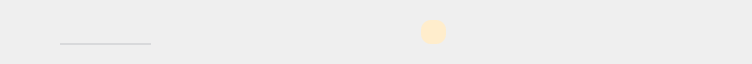
This is src/MEGASync/transfers/gui/ui/TransferManagerDelegateWidget.ui in meganz/MEGAsync as Qt 5 draws it before an edit. The edited form follows.
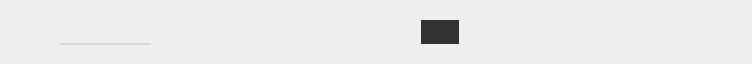
This is the edited form. The open tabs and pages were chosen to show the change. Icons and pictures are not drawn.

Commit message: Fix apply theme + tokenize delegate buttons

```diff
--- a/src/MEGASync/transfers/gui/ui/TransferManagerDelegateWidget.ui
+++ b/src/MEGASync/transfers/gui/ui/TransferManagerDelegateWidget.ui
@@ -174,9 +174,8 @@
 
 #tItemRetry
 {
-    border-radius: 10px;
-    background-color: #FFEDCC;
-    color: #333333;
+    background-color: #ff303233; /*colorToken.button-primary*/
+    color: #ff303233; /*colorToken.text-inverse-accent*/
     font-size: 12px;
     font-weight: bold;
     padding-left: 3px;
@@ -1054,7 +1053,7 @@
                </widget>
               </item>
               <item>
-               <widget class="QToolButton" name="tItemRetry">
+               <widget class="QPushButton" name="tItemRetry">
                 <property name="sizePolicy">
                  <sizepolicy hsizetype="Preferred" vsizetype="Fixed">
                   <horstretch>0</horstretch>
```
Left out of the diff: 6 changed lines with no effect on the pictures. The commit also changes 4 other files.
